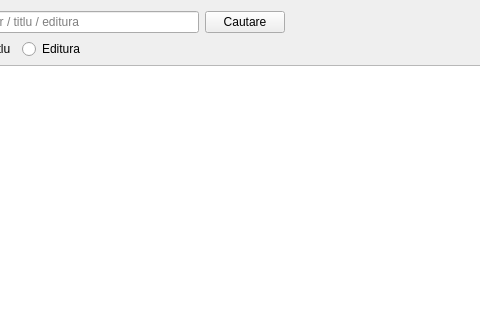
Above: SD_Laborator_06/exemplu_libraryapp/LibraryAppGUI/library_manager.ui from MihaiBandur/sistemeDistribuite before the change; both pictures show x 103 to 583 and y 0 to 320 of the 690 by 410 pixel window. Below: the same form after it.
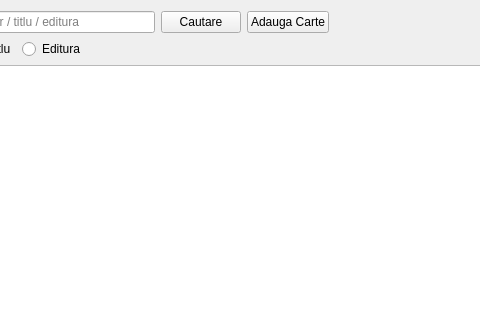
That is the form after the change.

```diff
--- a/SD_Laborator_06/exemplu_libraryapp/LibraryAppGUI/library_manager.ui
+++ b/SD_Laborator_06/exemplu_libraryapp/LibraryAppGUI/library_manager.ui
@@ -30,6 +30,13 @@
        </property>
       </widget>
      </item>
+     <item>
+      <widget class="QPushButton" name="add_book_btn">
+       <property name="text">
+        <string>Adauga Carte</string>
+       </property>
+      </widget>
+     </item>
      <item>
       <spacer name="horizontalSpacer_2">
        <property name="orientation">
```
